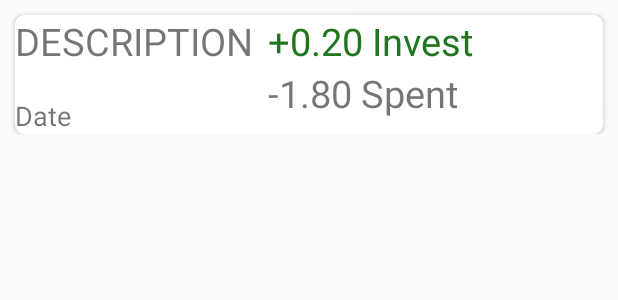
After one commit to crowdhackathon-fintech2/BANKCRAFT, an Android app: the layout transaction_row_item.xml on its own in the app's theme, with its tools: preview values and no code run, on a phone screen of 412 x 824 dp. The commit adds this screen. Shown: the top 300 px of the screen. Run offline under Robolectric (Android 15) with nearby library versions, the phone set to English and light mode, and no system bars.

Commit message:
Service Calls Added and presented the transactions to the screen

```diff
--- a/mobile/app/src/main/AndroidManifest.xml
+++ b/mobile/app/src/main/AndroidManifest.xml
@@ -4,14 +4,15 @@
 
     <uses-permission android:name="android.permission.INTERNET" />
 
-
     <application
+        android:name=".BankCraftApplication"
         android:allowBackup="false"
         android:icon="@mipmap/ic_launcher"
         android:label="@string/app_name"
         android:roundIcon="@mipmap/ic_launcher_round"
         android:theme="@style/AppTheme">
-        <activity android:name=".View.activities.EntryActivity"
+        <activity
+            android:name=".View.activities.EntryActivity"
             android:configChanges="orientation|screenSize"
             android:screenOrientation="portrait">
             <intent-filter>
@@ -20,6 +21,7 @@
                 <category android:name="android.intent.category.LAUNCHER" />
             </intent-filter>
         </activity>
+        <activity android:name=".View.activities.TransactionsActivity"></activity>
     </application>
 
 </manifest>
--- a/mobile/app/src/main/java/eu/ptriantafyllopoulos/bankcraft/BankCraftApplication.java
+++ b/mobile/app/src/main/java/eu/ptriantafyllopoulos/bankcraft/BankCraftApplication.java
@@ -41,8 +41,6 @@ public class BankCraftApplication extends Application {
         HttpLoggingInterceptor logging = new HttpLoggingInterceptor();
         logging.setLevel(HttpLoggingInterceptor.Level.BODY);
 
-
-
         return new OkHttpClient.Builder()
                 .readTimeout(60, TimeUnit.SECONDS)
                 .connectTimeout(60, TimeUnit.SECONDS)
--- a/mobile/app/src/main/java/eu/ptriantafyllopoulos/bankcraft/Config.java
+++ b/mobile/app/src/main/java/eu/ptriantafyllopoulos/bankcraft/Config.java
@@ -7,7 +7,7 @@ package eu.ptriantafyllopoulos.bankcraft;
 public class Config {
     public static final String LOG_TAG = "BankCraft";
 
-    public static String BASE_URL = "http://123.123.123.123";
+    public static String BASE_URL = "http://10.35.252.134:3000";
 
 
 }
--- a/mobile/app/src/main/java/eu/ptriantafyllopoulos/bankcraft/api/APICalls.java
+++ b/mobile/app/src/main/java/eu/ptriantafyllopoulos/bankcraft/api/APICalls.java
@@ -16,7 +16,7 @@ import retrofit2.http.Query;
 public interface APICalls {
 
 
-    @GET("user/transactions")
-    Call<UserTransactionsDAO> getUserTransactions(@Query("aid") String azureId);
+    @GET("transactions/a")
+    Call<UserTransactionsDAO> getUserTransactions();
 
 }
--- a/mobile/app/src/main/java/eu/ptriantafyllopoulos/bankcraft/api/ServiceCalls.java
+++ b/mobile/app/src/main/java/eu/ptriantafyllopoulos/bankcraft/api/ServiceCalls.java
@@ -41,7 +41,7 @@ public class ServiceCalls {
     public static void getUserTransactions(String id)
     {
         APICalls invocations = getRetrofitEngine().create(APICalls.class);
-        Call<UserTransactionsDAO> call = invocations.getUserTransactions(id);
+        Call<UserTransactionsDAO> call = invocations.getUserTransactions();
         call.enqueue(new retrofit2.Callback<UserTransactionsDAO>() {
             @Override
             public void onResponse(Call<UserTransactionsDAO> call, Response<UserTransactionsDAO> response) {
--- /dev/null
+++ b/mobile/app/src/main/res/layout/transaction_row_item.xml
@@ -0,0 +1,75 @@
+<?xml version="1.0" encoding="utf-8"?>
+<RelativeLayout xmlns:android="http://schemas.android.com/apk/res/android"
+    xmlns:tools="http://schemas.android.com/tools"
+    xmlns:app="http://schemas.android.com/apk/res-auto"
+    tools:ignore="RtlHardcoded"
+    android:background="?attr/selectableItemBackground"
+    android:clickable="true"
+    android:orientation="vertical"
+    android:layout_width="match_parent"
+    android:minWidth="80dp"
+    android:layout_height="wrap_content">
+
+    <android.support.v7.widget.CardView
+        android:layout_width="match_parent"
+        android:layout_height="wrap_content"
+        app:cardCornerRadius="6dp"
+        android:layout_marginTop="10dp"
+        android:layout_marginLeft="10dp"
+        android:layout_marginRight="10dp">
+        <RelativeLayout
+            android:layout_width="match_parent"
+            android:layout_height="wrap_content">
+
+            <RelativeLayout
+                android:id="@+id/tvs_layout"
+                android:layout_width="wrap_content"
+                android:layout_height="wrap_content">
+
+                <TextView
+                    android:textSize="25sp"
+                    android:id="@+id/transaction_description"
+                    android:layout_width="wrap_content"
+                    android:layout_height="wrap_content"
+                    android:text="DESCRIPTION"/>
+
+                <TextView
+                    android:id="@+id/transaction_date"
+                    android:textSize="18sp"
+                    android:layout_marginTop="20dp"
+                    android:layout_below="@+id/transaction_description"
+                    android:layout_width="wrap_content"
+                    android:layout_height="wrap_content"
+                    android:text="Date"/>
+            </RelativeLayout>
+
+            <RelativeLayout
+                android:layout_toRightOf="@+id/tvs_layout"
+                android:layout_marginLeft="10dp"
+                android:id="@+id/amount_layout"
+                android:layout_width="wrap_content"
+                android:layout_height="wrap_content">
+
+                <TextView
+                    android:id="@+id/transaction_invest_amount"
+                    android:textColor="@color/colorGreen"
+                    android:textSize="25sp"
+                    android:layout_width="match_parent"
+                    android:layout_height="wrap_content"
+                    android:text="+0.20 Invest"/>
+                <TextView
+                    android:id="@+id/transaction_amount"
+                    android:textAlignment="center"
+                    android:layout_below="@+id/transaction_invest_amount"
+                    android:textSize="25sp"
+                    android:layout_width="match_parent"
+                    android:layout_height="wrap_content"
+                    android:text="-1.80 Spent"/>
+            </RelativeLayout>
+
+        </RelativeLayout>
+
+    </android.support.v7.widget.CardView>
+
+
+</RelativeLayout>
--- a/mobile/app/src/main/res/values/colors.xml
+++ b/mobile/app/src/main/res/values/colors.xml
@@ -3,4 +3,6 @@
     <color name="colorPrimary">#3F51B5</color>
     <color name="colorPrimaryDark">#303F9F</color>
     <color name="colorAccent">#FF4081</color>
+    <color name="colorRed">#b20c0f</color>
+    <color name="colorGreen">#1f761f</color>
 </resources>
--- a/mobile/app/src/main/res/values/strings.xml
+++ b/mobile/app/src/main/res/values/strings.xml
@@ -1,3 +1,6 @@
 <resources>
     <string name="app_name">BankCraft</string>
+
+    <!-- TODO: Remove or change this placeholder text -->
+    <string name="hello_blank_fragment">Hello blank fragment</string>
 </resources>
```
Also changed, not shown: mobile/app/src/main/java/eu/ptriantafyllopoulos/bankcraft/View/activities/BaseActivity.java (+13 -0 lines), mobile/app/src/main/java/eu/ptriantafyllopoulos/bankcraft/View/activities/EntryActivity.java (+16 -10 lines), mobile/app/src/main/java/eu/ptriantafyllopoulos/bankcraft/View/activities/TransactionsActivity.java (added, +25 -0 lines), mobile/app/src/main/java/eu/ptriantafyllopoulos/bankcraft/View/adapters/TransactionItemViewModel.java (added, +52 -0 lines), mobile/app/src/main/java/eu/ptriantafyllopoulos/bankcraft/View/adapters/TransactionsListViewAdapter.java (added, +114 -0 lines), mobile/app/src/main/java/eu/ptriantafyllopoulos/bankcraft/View/fragments/TransactionListFragment.java (added, +173 -0 lines), mobile/app/src/main/java/eu/ptriantafyllopoulos/bankcraft/model/responseDAOs/UserTransactionsDAO.java (+18 -13 lines), mobile/app/src/main/res/layout/activity_transactions.xml (added, +13 -0 lines), mobile/app/src/main/res/layout/fragment_transaction_list.xml (added, +16 -0 lines).
